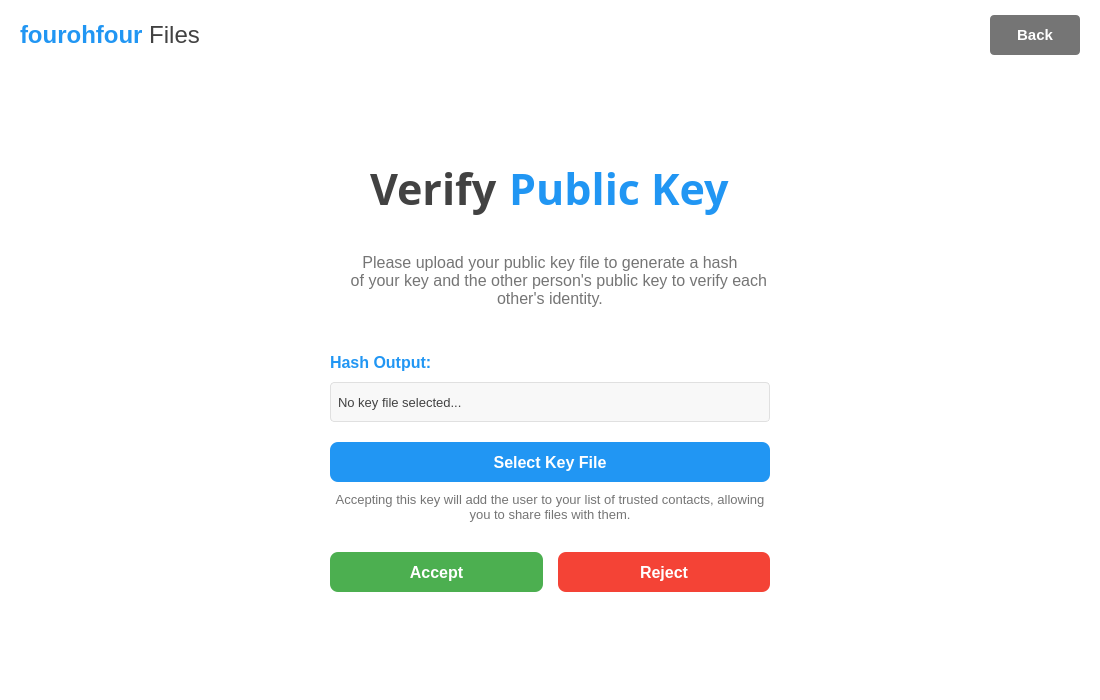
Old version of the form src/desktop-client/client-404/ui/verifypage.ui in the repository ElliceNels/fourohfour.
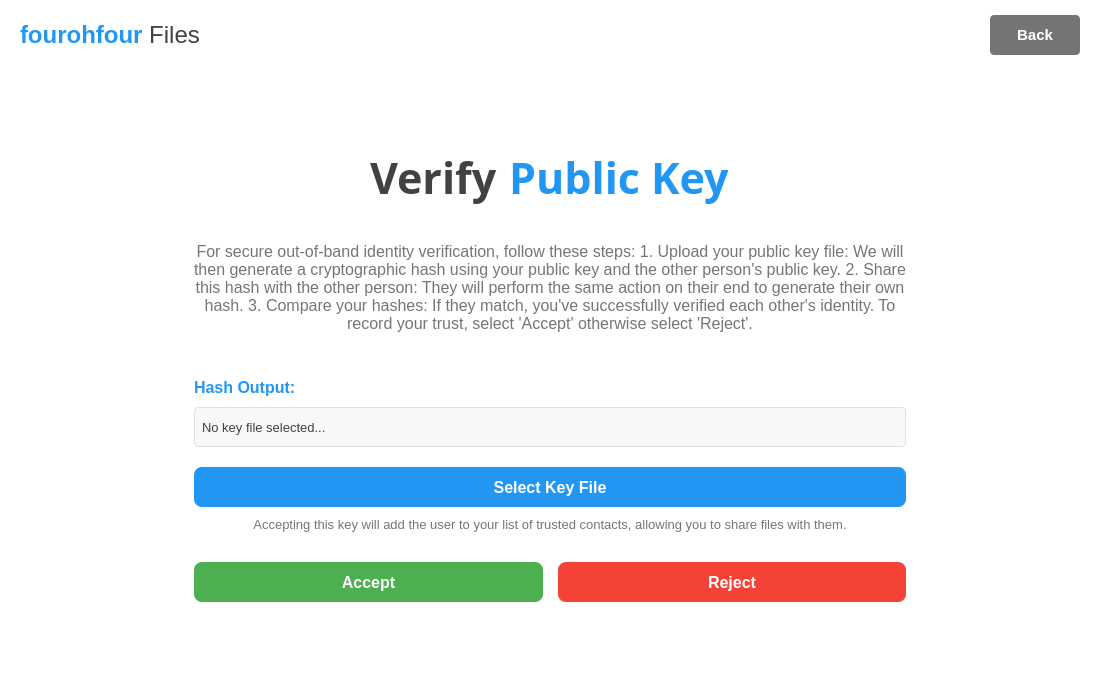
New version of the form. The open tabs and pages were chosen to show the change.

Commit message: h definition and clearer instructions on out of band authentication

```diff
--- a/src/desktop-client/client-404/ui/verifypage.ui
+++ b/src/desktop-client/client-404/ui/verifypage.ui
@@ -713,8 +713,7 @@
               <string notr="true">color: #757575;</string>
              </property>
              <property name="text">
-              <string>Please upload your public key file to generate a hash
-    of your key and the other person's public key to verify each other's identity.</string>
+              <string>&lt;html&gt;&lt;head/&gt;&lt;body&gt;&lt;p&gt;&lt;span style=&quot; font-weight:700;&quot;&gt;For secure out-of-band identity verification, follow these steps:&lt;/span&gt;&lt;/p&gt;&lt;p&gt;&lt;br/&gt;1.&lt;span style=&quot; font-weight:700;&quot;&gt; Upload your public key file:&lt;/span&gt; We will then generate a cryptographic hash using your public key and the other person's public key.&lt;/p&gt;&lt;p&gt;2. &lt;span style=&quot; font-weight:700;&quot;&gt;Share this hash with the other person: &lt;/span&gt;They will perform the same action on their end to generate their own hash.&lt;/p&gt;&lt;p&gt;3. &lt;span style=&quot; font-weight:700;&quot;&gt;Compare your hashes: &lt;/span&gt;If they match, you've successfully verified each other's identity. To record your trust, select 'Accept' otherwise select 'Reject'.&lt;/p&gt;&lt;/body&gt;&lt;/html&gt;</string>
              </property>
              <property name="alignment">
               <set>Qt::AlignmentFlag::AlignCenter</set>
```
The commit also changes 1 other file.
